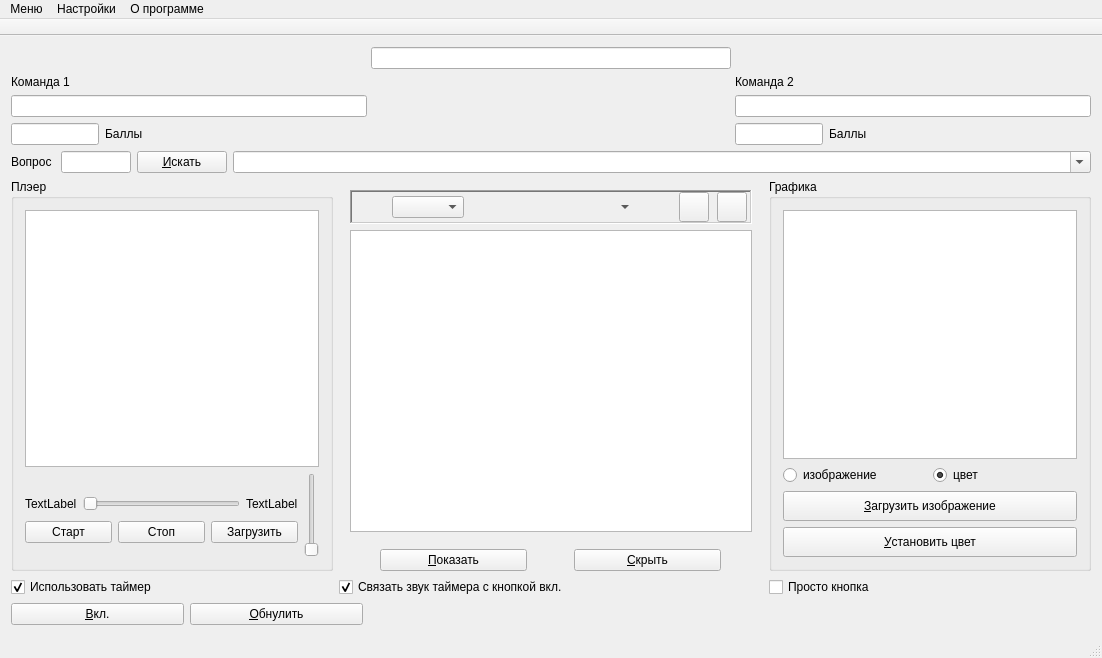
Above: mainwindow.ui from Ilya-Songrov/BibleBrainRing before the change. Below: the same form after it.
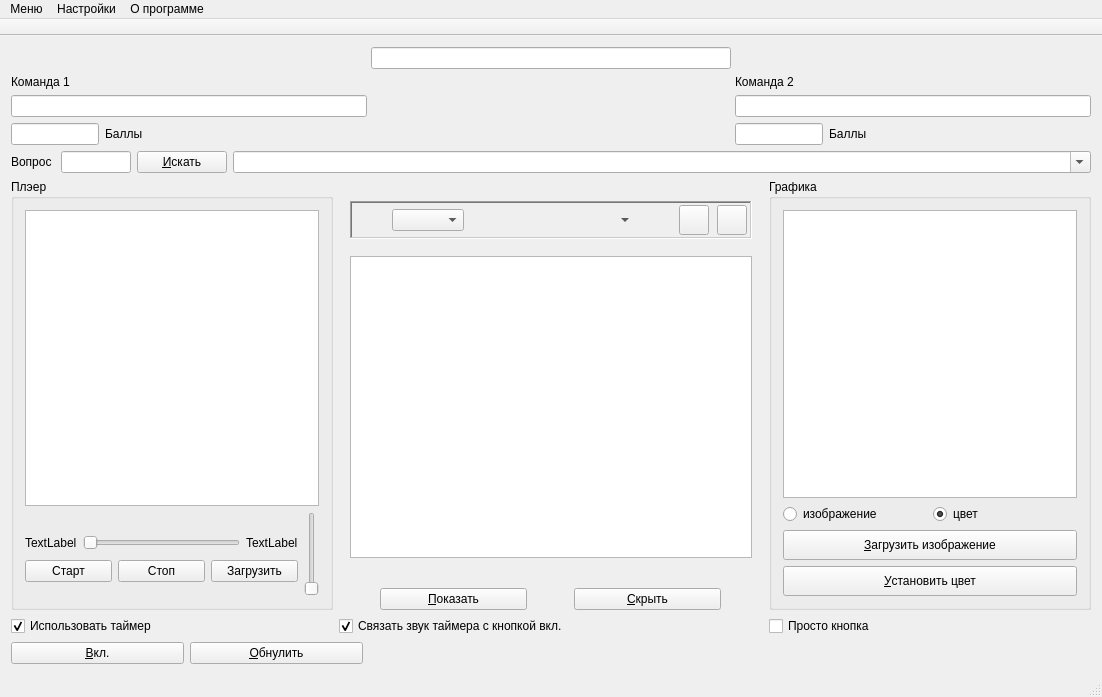
That is the form after the change. Icons and pictures are not drawn. Custom widgets are drawn as their Qt base class.

```diff
--- a/mainwindow.ui
+++ b/mainwindow.ui
@@ -7,7 +7,7 @@
     <x>0</x>
     <y>0</y>
     <width>1102</width>
-    <height>658</height>
+    <height>697</height>
    </rect>
   </property>
   <property name="contextMenuPolicy">
```
Left out of the diff: 6 changed lines with no effect on the pictures.
